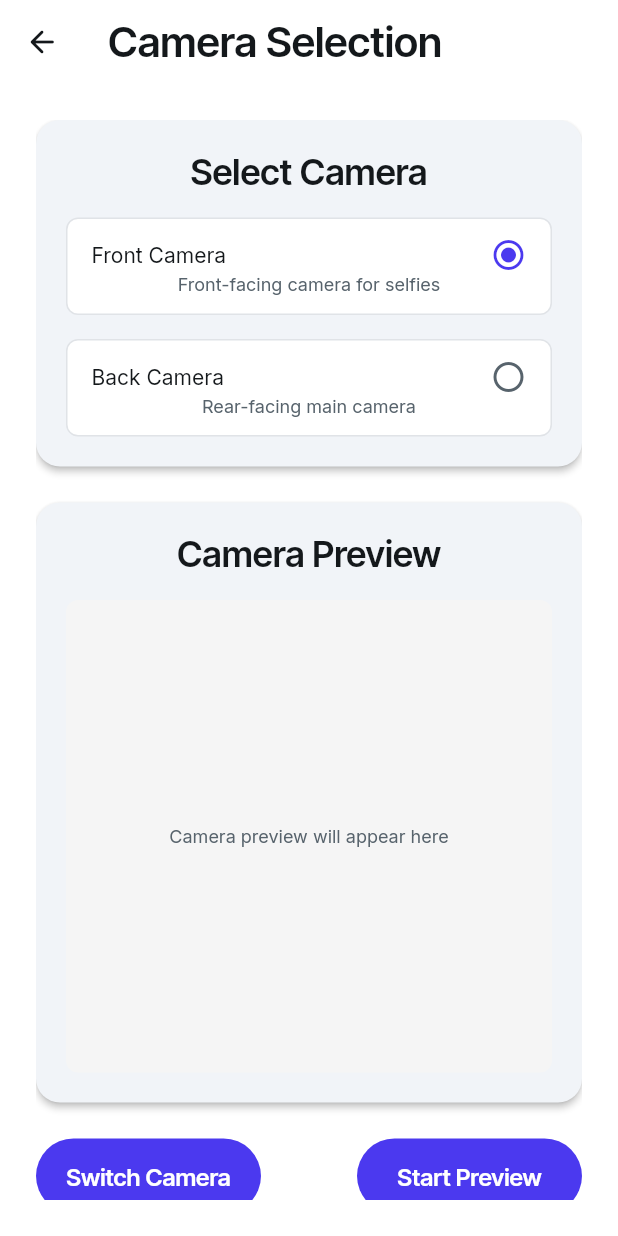
After one commit to hemant935/Chattered_App, a Flutter app: the StreamingPageWidget screen opened by its route, on a phone screen of 412 x 824 dp. The commit adds this screen. Run offline on Flutter 3.47's test engine with Material 3 defaults, Android fonts, the phone set to English and light mode, and no system bars; drawn by our look-alikes of auto_size_text; our stand-ins replace flutter_svg, font_awesome_flutter, from_css_color, go_router, google_fonts, page_transition and 3 more; missing offline and left inert: json_path, rtmp_broadcaster; accounts and stored records are empty.

Commit message:
Updating to latest FlutterFlow output.

```diff
--- a/lib/flutter_flow/nav/nav.dart
+++ b/lib/flutter_flow/nav/nav.dart
@@ -53,6 +53,11 @@ GoRouter createRouter(AppStateNotifier appStateNotifier) => GoRouter(
           name: 'landing_page',
           path: '/landingPage',
           builder: (context, params) => const LandingPageWidget(),
+        ),
+        FFRoute(
+          name: 'streaming_page',
+          path: '/streamingPage',
+          builder: (context, params) => const StreamingPageWidget(),
         )
       ].map((r) => r.toRoute(appStateNotifier)).toList(),
     );
--- a/lib/index.dart
+++ b/lib/index.dart
@@ -2,3 +2,5 @@
 export '/pages/create_stream/create_stream_widget.dart' show CreateStreamWidget;
 export '/pages/login_page/login_page_widget.dart' show LoginPageWidget;
 export '/pages/landing_page/landing_page_widget.dart' show LandingPageWidget;
+export '/pages/streaming_page/streaming_page_widget.dart'
+    show StreamingPageWidget;
--- /dev/null
+++ b/lib/pages/streaming_page/streaming_page_model.dart
@@ -0,0 +1,11 @@
+import '/flutter_flow/flutter_flow_util.dart';
+import 'streaming_page_widget.dart' show StreamingPageWidget;
+import 'package:flutter/material.dart';
+
+class StreamingPageModel extends FlutterFlowModel<StreamingPageWidget> {
+  @override
+  void initState(BuildContext context) {}
+
+  @override
+  void dispose() {}
+}
--- /dev/null
+++ b/lib/pages/streaming_page/streaming_page_widget.dart
@@ -0,0 +1,353 @@
+import '/flutter_flow/flutter_flow_icon_button.dart';
+import '/flutter_flow/flutter_flow_theme.dart';
+import '/flutter_flow/flutter_flow_util.dart';
+import '/flutter_flow/flutter_flow_widgets.dart';
+import 'package:flutter/material.dart';
+import 'streaming_page_model.dart';
+export 'streaming_page_model.dart';
+
+class StreamingPageWidget extends StatefulWidget {
+  const StreamingPageWidget({super.key});
+
+  @override
+  State<StreamingPageWidget> createState() => _StreamingPageWidgetState();
+}
+
+class _StreamingPageWidgetState extends State<StreamingPageWidget> {
+  late StreamingPageModel _model;
+
+  final scaffoldKey = GlobalKey<ScaffoldState>();
+
+  @override
+  void initState() {
+    super.initState();
+    _model = createModel(context, () => StreamingPageModel());
+  }
+
+  @override
+  void dispose() {
+    _model.dispose();
+
+    super.dispose();
+  }
+
+  @override
+  Widget build(BuildContext context) {
+    return GestureDetector(
+      onTap: () {
+        FocusScope.of(context).unfocus();
+        FocusManager.instance.primaryFocus?.unfocus();
+      },
+      child: Scaffold(
+        key: scaffoldKey,
+        backgroundColor: FlutterFlowTheme.of(context).secondaryBackground,
+        appBar: AppBar(
+          backgroundColor: FlutterFlowTheme.of(context).secondaryBackground,
+          automaticallyImplyLeading: false,
+          leading: FlutterFlowIconButton(
+            borderRadius: 8.0,
+            buttonSize: 40.0,
+            icon: Icon(
+              Icons.arrow_back_rounded,
+              color: FlutterFlowTheme.of(context).primaryText,
+              size: 24.0,
+            ),
+            onPressed: () {
+              print('IconButton pressed ...');
+            },
+          ),
+          title: Text(
+            'Camera Selection',
+            style: FlutterFlowTheme.of(context).headlineMedium.override(
+                  fontFamily: 'Inter Tight',
+                  letterSpacing: 0.0,
+                ),
+          ),
+          actions: const [],
+          centerTitle: false,
+          elevation: 0.0,
+        ),
+        body: SafeArea(
+          top: true,
+          child: Padding(
+            padding: const EdgeInsetsDirectional.fromSTEB(24.0, 24.0, 24.0, 24.0),
+            child: SingleChildScrollView(
+              primary: false,
+              child: Column(
+                mainAxisSize: MainAxisSize.max,
+                children: [
+                  Material(
+                    color: Colors.transparent,
+                    elevation: 2.0,
+                    shape: RoundedRectangleBorder(
+                      borderRadius: BorderRadius.circular(16.0),
+                    ),
+                    child: Container(
+                      width: MediaQuery.sizeOf(context).width * 1.0,
+                      decoration: BoxDecoration(
+                        color: FlutterFlowTheme.of(context).primaryBackground,
+                        borderRadius: BorderRadius.circular(16.0),
+                      ),
+                      child: Padding(
+                        padding: const EdgeInsetsDirectional.fromSTEB(
+                            20.0, 20.0, 20.0, 20.0),
+                        child: Column(
+                          mainAxisSize: MainAxisSize.max,
+                          children: [
+                            Text(
+                              'Select Camera',
+                              style: FlutterFlowTheme.of(context)
+                                  .headlineSmall
+                                  .override(
+                                    fontFamily: 'Inter Tight',
+                                    letterSpacing: 0.0,
+                                  ),
+                            ),
+                            Container(
+                              width: MediaQuery.sizeOf(context).width * 1.0,
+                              decoration: BoxDecoration(
+                                color: FlutterFlowTheme.of(context)
+                                    .secondaryBackground,
+                                borderRadius: BorderRadius.circular(8.0),
+                                border: Border.all(
+                                  color: FlutterFlowTheme.of(context).alternate,
+                                  width: 1.0,
+                                ),
+                              ),
+                              child: Padding(
+                                padding: const EdgeInsetsDirectional.fromSTEB(
+                                    12.0, 12.0, 12.0, 12.0),
+                                child: Column(
+                                  mainAxisSize: MainAxisSize.max,
+                                  children: [
+                                    Padding(
+                                      padding: const EdgeInsetsDirectional.fromSTEB(
+                                          4.0, 0.0, 4.0, 0.0),
+                                      child: Row(
+                                        mainAxisSize: MainAxisSize.max,
+                                        mainAxisAlignment:
+                                            MainAxisAlignment.spaceBetween,
+                                        children: [
+                                          Text(
+                                            'Front Camera',
+                                            style: FlutterFlowTheme.of(context)
+                                                .bodyLarge
+                                                .override(
+                                                  fontFamily: 'Inter',
+                                                  letterSpacing: 0.0,
+                                                ),
+                                          ),
+                                          Icon(
+                                            Icons.radio_button_checked,
+                                            color: FlutterFlowTheme.of(context)
+                                                .primary,
+                                            size: 24.0,
+                                          ),
+                                        ],
+                                      ),
+                                    ),
+                                    Padding(
+                                      padding: const EdgeInsetsDirectional.fromSTEB(
+                                          4.0, 0.0, 4.0, 0.0),
+                                      child: Text(
+                                        'Front-facing camera for selfies',
+                                        style: FlutterFlowTheme.of(context)
+                                            .bodySmall
+                                            .override(
+                                              fontFamily: 'Inter',
+                                              color:
+                                                  FlutterFlowTheme.of(context)
+                                                      .secondaryText,
+                                              letterSpacing: 0.0,
+                                            ),
+                                      ),
+                                    ),
+                                  ],
+                                ),
+                              ),
+                            ),
+                            Container(
+                              width: MediaQuery.sizeOf(context).width * 1.0,
+                              decoration: BoxDecoration(
+                                color: FlutterFlowTheme.of(context)
+                                    .secondaryBackground,
+                                borderRadius: BorderRadius.circular(8.0),
+                                border: Border.all(
+                                  color: FlutterFlowTheme.of(context).alternate,
+                                  width: 1.0,
+                                ),
+                              ),
+                              child: Padding(
+                                padding: const EdgeInsetsDirectional.fromSTEB(
+                                    12.0, 12.0, 12.0, 12.0),
+                                child: Column(
+                                  mainAxisSize: MainAxisSize.max,
+                                  children: [
+                                    Padding(
+                                      padding: const EdgeInsetsDirectional.fromSTEB(
+                                          4.0, 0.0, 4.0, 0.0),
+                                      child: Row(
+                                        mainAxisSize: MainAxisSize.max,
+                                        mainAxisAlignment:
+                                            MainAxisAlignment.spaceBetween,
+                                        children: [
+                                          Text(
+                                            'Back Camera',
+                                            style: FlutterFlowTheme.of(context)
+                                                .bodyLarge
+                                                .override(
+                                                  fontFamily: 'Inter',
+                                                  letterSpacing: 0.0,
+                                                ),
+                                          ),
+                                          Icon(
+                                            Icons.radio_button_off,
+                                            color: FlutterFlowTheme.of(context)
+                                                .secondaryText,
+                                            size: 24.0,
+                                          ),
+                                        ],
+                                      ),
+                                    ),
+                                    Padding(
+                                      padding: const EdgeInsetsDirectional.fromSTEB(
+                                          4.0, 0.0, 4.0, 0.0),
+                                      child: Text(
+                                        'Rear-facing main camera',
+                                        style: FlutterFlowTheme.of(context)
+                                            .bodySmall
+                                            .override(
+                                              fontFamily: 'Inter',
+                                              color:
+                                                  FlutterFlowTheme.of(context)
+                                                      .secondaryText,
+                                              letterSpacing: 0.0,
+                                            ),
+                                      ),
+                                    ),
+                                  ],
+                                ),
+                              ),
+                            ),
+                          ].divide(const SizedBox(height: 16.0)),
+                        ),
+                      ),
+                    ),
+                  ),
+                  Material(
+                    color: Colors.transparent,
+                    elevation: 2.0,
+                    shape: RoundedRectangleBorder(
+                      borderRadius: BorderRadius.circular(16.0),
+                    ),
+                    child: Container(
+                      width: MediaQuery.sizeOf(context).width * 1.0,
+                      height: 400.0,
+                      decoration: BoxDecoration(
+                        color: FlutterFlowTheme.of(context).primaryBackground,
+                        borderRadius: BorderRadius.circular(16.0),
+                      ),
+                      child: Padding(
+                        padding: const EdgeInsetsDirectional.fromSTEB(
+                            20.0, 20.0, 20.0, 20.0),
+                        child: Column(
+                          mainAxisSize: MainAxisSize.max,
+                          children: [
+                            Text(
+                              'Camera Preview',
+                              style: FlutterFlowTheme.of(context)
+                                  .headlineSmall
+                                  .override(
+                                    fontFamily: 'Inter Tight',
+                                    letterSpacing: 0.0,
+                                  ),
+                            ),
+                            Expanded(
+                              child: Container(
+                                decoration: BoxDecoration(
+                                  color: const Color(0xFFF5F5F5),
+                                  borderRadius: BorderRadius.circular(8.0),
+                                ),
+                                child: Align(
+                                  alignment: const AlignmentDirectional(0.0, 0.0),
+                                  child: Padding(
+                                    padding: const EdgeInsets.all(8.0),
+                                    child: Text(
+                                      'Camera preview will appear here',
+                                      style: FlutterFlowTheme.of(context)
+                                          .bodyMedium
+                                          .override(
+                                            fontFamily: 'Inter',
+                                            color: FlutterFlowTheme.of(context)
+                                                .secondaryText,
+                                            letterSpacing: 0.0,
+                                          ),
+                                    ),
+                                  ),
+                                ),
+                              ),
+                            ),
+                          ].divide(const SizedBox(height: 16.0)),
+                        ),
+                      ),
+                    ),
+                  ),
+                  Row(
+                    mainAxisSize: MainAxisSize.max,
+                    mainAxisAlignment: MainAxisAlignment.spaceBetween,
+                    children: [
+                      FFButtonWidget(
+                        onPressed: () {
+                          print('Button pressed ...');
+                        },
+                        text: 'Switch Camera',
+                        options: FFButtonOptions(
+                          width: 150.0,
+                          height: 50.0,
+                          padding: const EdgeInsets.all(8.0),
+                          iconPadding: const EdgeInsetsDirectional.fromSTEB(
+                              0.0, 0.0, 0.0, 0.0),
+                          color: FlutterFlowTheme.of(context).primary,
+                          textStyle:
+                              FlutterFlowTheme.of(context).titleSmall.override(
+                                    fontFamily: 'Inter Tight',
+                                    color: FlutterFlowTheme.of(context).info,
+                                    letterSpacing: 0.0,
+                                  ),
+                          elevation: 0.0,
+                          borderRadius: BorderRadius.circular(25.0),
+                        ),
+                      ),
+                      FFButtonWidget(
+                        onPressed: () {
+                          print('Button pressed ...');
+                        },
+                        text: 'Start Preview',
+                        options: FFButtonOptions(
+                          width: 150.0,
+                          height: 50.0,
+                          padding: const EdgeInsets.all(8.0),
+                          iconPadding: const EdgeInsetsDirectional.fromSTEB(
+                              0.0, 0.0, 0.0, 0.0),
+                          color: FlutterFlowTheme.of(context).primary,
+                          textStyle:
+                              FlutterFlowTheme.of(context).titleSmall.override(
+                                    fontFamily: 'Inter Tight',
+                                    color: FlutterFlowTheme.of(context).info,
+                                    letterSpacing: 0.0,
+                                  ),
+                          elevation: 0.0,
+                          borderRadius: BorderRadius.circular(25.0),
+                        ),
+                      ),
+                    ],
+                  ),
+                ].divide(const SizedBox(height: 24.0)),
+              ),
+            ),
+          ),
+        ),
+      ),
+    );
+  }
+}
```
